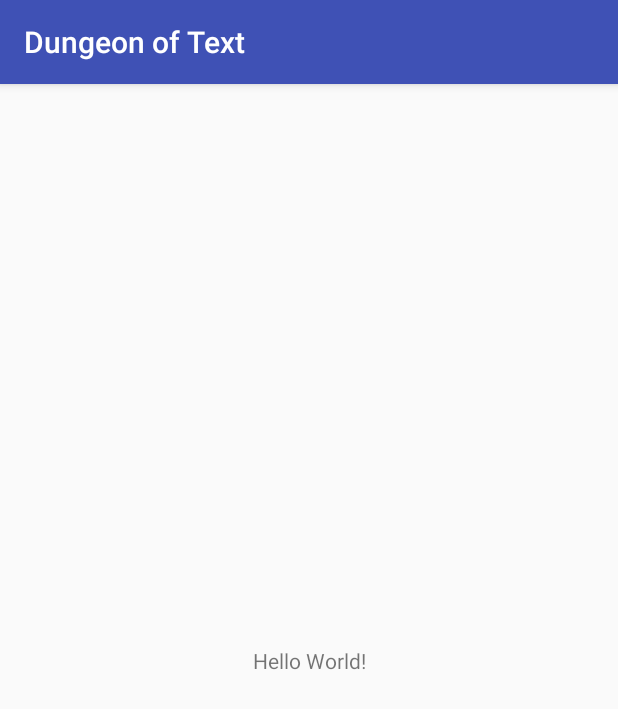
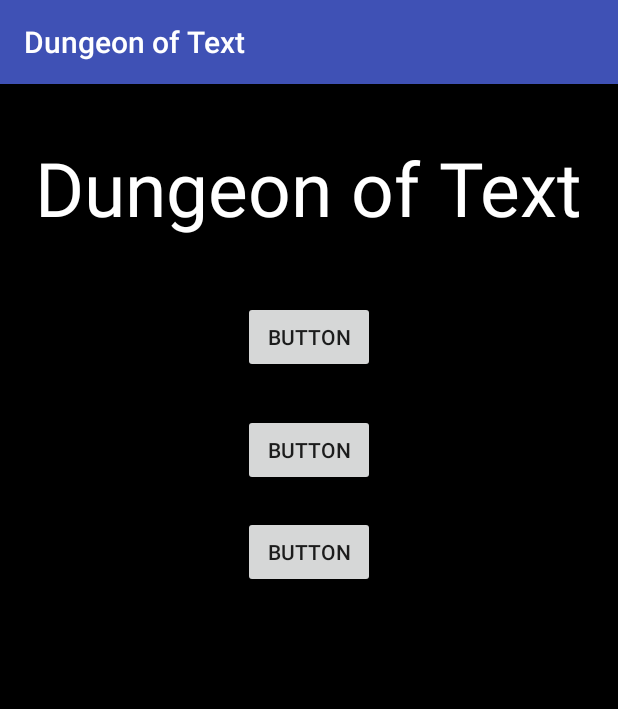
Before and after one commit to Chrisphy/dungeon-of-text, an Android app: the screen it shows after launch (MainActivity), on a phone screen of 412 x 824 dp. Shown: the top 709 px of the screen. Run offline under Robolectric (Android 15) with nearby library versions, the phone set to English and light mode, and no system bars.

Commit message:
Home Menu

```diff
--- a/app/src/main/res/layout/activity_main.xml
+++ b/app/src/main/res/layout/activity_main.xml
@@ -1,18 +1,58 @@
 <?xml version="1.0" encoding="utf-8"?>
-<android.support.constraint.ConstraintLayout xmlns:android="http://schemas.android.com/apk/res/android"
+<RelativeLayout xmlns:android="http://schemas.android.com/apk/res/android"
     xmlns:app="http://schemas.android.com/apk/res-auto"
     xmlns:tools="http://schemas.android.com/tools"
     android:layout_width="match_parent"
     android:layout_height="match_parent"
     tools:context="deakin.dungeonoftext.MainActivity">
 
+    <ImageView
+        android:id="@+id/imageView"
+        android:layout_width="match_parent"
+        android:layout_height="match_parent"
+        app:srcCompat="@android:color/background_dark"
+        tools:layout_editor_absoluteX="0dp"
+        tools:layout_editor_absoluteY="0dp" />
+
     <TextView
+        android:id="@+id/title_name"
         android:layout_width="wrap_content"
         android:layout_height="wrap_content"
-        android:text="Hello World!"
-        app:layout_constraintBottom_toBottomOf="parent"
-        app:layout_constraintLeft_toLeftOf="parent"
-        app:layout_constraintRight_toRightOf="parent"
-        app:layout_constraintTop_toTopOf="parent" />
+        android:layout_alignParentTop="true"
+        android:layout_centerHorizontal="true"
+        android:layout_marginTop="35dp"
+        android:text="Dungeon of Text"
+        android:textColor="@android:color/white"
+        android:textSize="50sp" />
 
-</android.support.constraint.ConstraintLayout>
+    <Button
+        android:id="@+id/start_button"
+        android:layout_width="wrap_content"
+        android:layout_height="wrap_content"
+        android:layout_below="@+id/title_name"
+        android:layout_centerHorizontal="true"
+        android:layout_marginTop="42dp"
+        android:text="Button" />
+
+    <Button
+        android:id="@+id/routes_button"
+        android:layout_width="wrap_content"
+        android:layout_height="wrap_content"
+        android:layout_alignEnd="@+id/start_button"
+        android:layout_alignRight="@+id/start_button"
+        android:layout_below="@+id/start_button"
+        android:layout_marginTop="27dp"
+        android:text="Button" />
+
+    <Button
+        android:id="@+id/help_button"
+        android:layout_width="wrap_content"
+        android:layout_height="wrap_content"
+        android:layout_alignLeft="@+id/routes_button"
+        android:layout_alignStart="@+id/routes_button"
+        android:layout_below="@+id/routes_button"
+        android:layout_marginTop="20dp"
+        android:text="Button" />
+
+
+</RelativeLayout>
```
